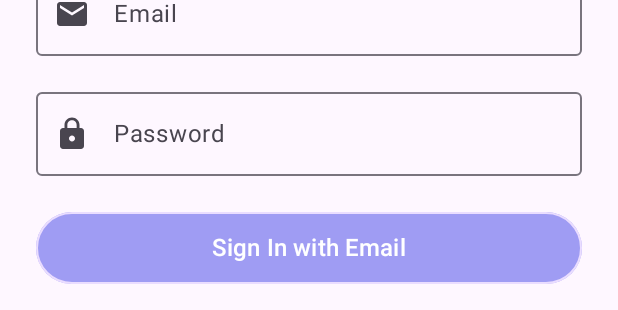
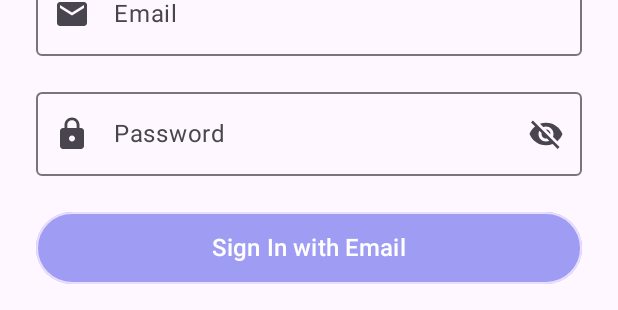
Before and after one commit to Calaweh/SafeHer, an Android app built with Jetpack Compose: the @Preview function SignInScreenPreview, on a phone screen of 412 x 824 dp. Shown: the part 334-644 px from the top of the screen. Run offline under Robolectric (Android 15) with nearby library versions, the phone set to English and light mode, and no system bars.

Commit message:
I hope is the last one

```diff
--- a/app/build.gradle.kts
+++ b/app/build.gradle.kts
@@ -133,6 +133,7 @@ dependencies {
     implementation(libs.androidx.startup.runtime)
     implementation(libs.androidx.lifecycle.service)
     implementation(libs.androidx.runtime.saveable)
+    implementation(libs.androidx.ui.text)
     ksp(libs.androidx.room.compiler)
 
     // Firebase
--- a/app/src/main/java/com/example/safeher/ui/signin/SignInScreen.kt
+++ b/app/src/main/java/com/example/safeher/ui/signin/SignInScreen.kt
@@ -17,8 +17,11 @@ import androidx.compose.foundation.verticalScroll
 import androidx.compose.material.icons.Icons
 import androidx.compose.material.icons.filled.Email
 import androidx.compose.material.icons.filled.Lock
+import androidx.compose.material.icons.filled.Visibility
+import androidx.compose.material.icons.filled.VisibilityOff
 import androidx.compose.material3.ExperimentalMaterial3Api
 import androidx.compose.material3.Icon
+import androidx.compose.material3.IconButton
 import androidx.compose.material3.MaterialTheme
 import androidx.compose.material3.OutlinedTextField
 import androidx.compose.material3.Scaffold
@@ -46,6 +49,7 @@ import androidx.compose.ui.res.stringResource
 import androidx.compose.ui.text.input.ImeAction
 import androidx.compose.ui.text.input.KeyboardType
 import androidx.compose.ui.text.input.PasswordVisualTransformation
+import androidx.compose.ui.text.input.VisualTransformation
 import androidx.compose.ui.text.style.TextAlign
 import androidx.compose.ui.tooling.preview.Preview
 import androidx.compose.ui.unit.dp
@@ -94,6 +98,7 @@ fun SignInScreenContent(
 ) {
     var email by rememberSaveable { mutableStateOf("") }
     var password by rememberSaveable { mutableStateOf("") }
+    var passwordVisible by remember { mutableStateOf(false) }
 
     val passwordFocusRequester = remember { FocusRequester() }
     val keyboardController = LocalSoftwareKeyboardController.current
@@ -135,6 +140,8 @@ fun SignInScreenContent(
                 keyboardActions = KeyboardActions(onNext = { passwordFocusRequester.requestFocus() })
             )
             Spacer(Modifier.size(16.dp))
+            var passwordVisible by remember { mutableStateOf(false) }
+
             OutlinedTextField(
                 modifier = Modifier
                     .fillMaxWidth()
@@ -144,7 +151,15 @@ fun SignInScreenContent(
                 onValueChange = { password = it },
                 label = { Text(stringResource(R.string.password)) },
                 leadingIcon = { Icon(Icons.Filled.Lock, contentDescription = "Password Icon") },
-                visualTransformation = PasswordVisualTransformation(),
+                trailingIcon = {
+                    val image = if (passwordVisible) Icons.Filled.Visibility else Icons.Filled.VisibilityOff
+                    val description = if (passwordVisible) "Hide password" else "Show password"
+
+                    IconButton(onClick = { passwordVisible = !passwordVisible }) {
+                        Icon(imageVector = image, contentDescription = description)
+                    }
+                },
+                visualTransformation = if (passwordVisible) VisualTransformation.None else PasswordVisualTransformation(),
                 singleLine = true,
                 keyboardOptions = KeyboardOptions(keyboardType = KeyboardType.Password, imeAction = ImeAction.Done),
                 keyboardActions = KeyboardActions(onDone = {
@@ -152,6 +167,7 @@ fun SignInScreenContent(
                     signIn(email, password, showErrorSnackbar)
                 })
             )
+
             Spacer(Modifier.size(24.dp))
             StandardButton(
                 label = R.string.sign_in_with_email,
--- a/gradle/libs.versions.toml
+++ b/gradle/libs.versions.toml
@@ -53,6 +53,7 @@ hianalytics = "6.12.0.301"
 rxjava3 = "3.1.12"
 rxandroid3 = "3.0.2"
 runtimeSaveable = "1.9.4"
+uiText = "1.9.4"
 
 [libraries]
 agconnect-crash = { module = "com.huawei.agconnect:agconnect-crash", version.ref = "agconnectCrash" }
@@ -138,6 +139,7 @@ push = { module = "com.huawei.hms:push", version.ref = "push" }
 rxjava3 = { group = "io.reactivex.rxjava3", name = "rxjava", version.ref = "rxjava3" }
 rxandroid3 = { group = "io.reactivex.rxjava3", name = "rxandroid", version.ref = "rxandroid3" }
 androidx-runtime-saveable = { group = "androidx.compose.runtime", name = "runtime-saveable", version.ref = "runtimeSaveable" }
+androidx-ui-text = { group = "androidx.compose.ui", name = "ui-text", version.ref = "uiText" }
 
 [plugins]
 android-application = { id = "com.android.application", version.ref = "agp" }
```
Also changed, not shown: app/src/main/java/com/example/safeher/ui/resource/AIChatViewModel.kt (+6 -5 lines).
